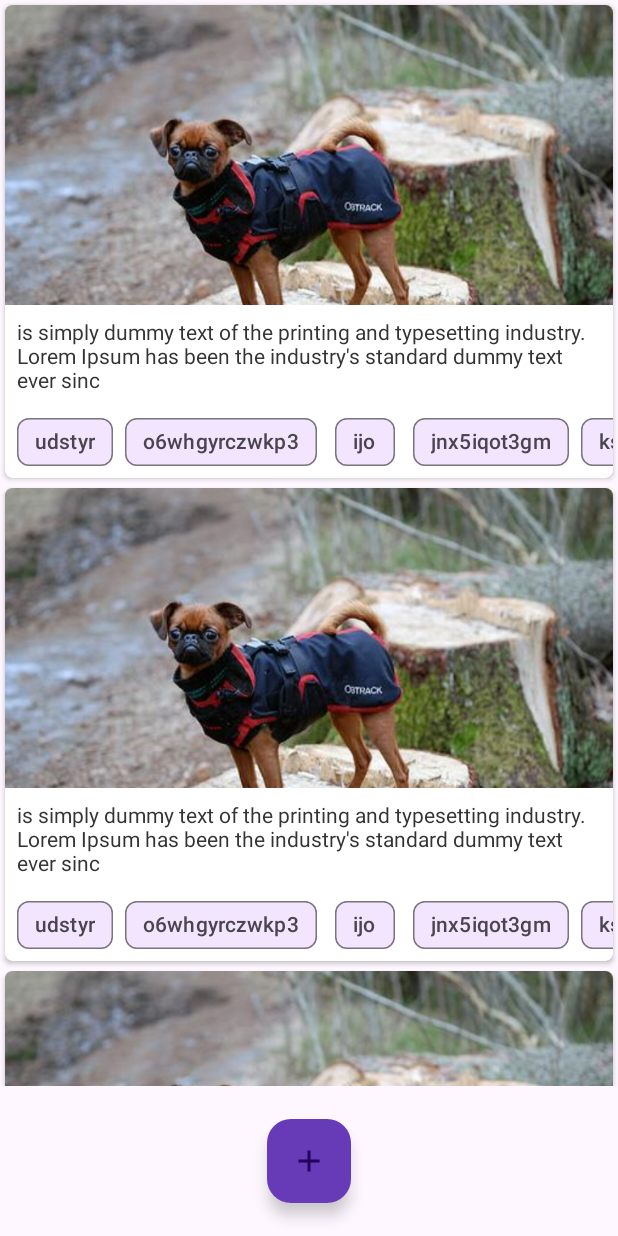
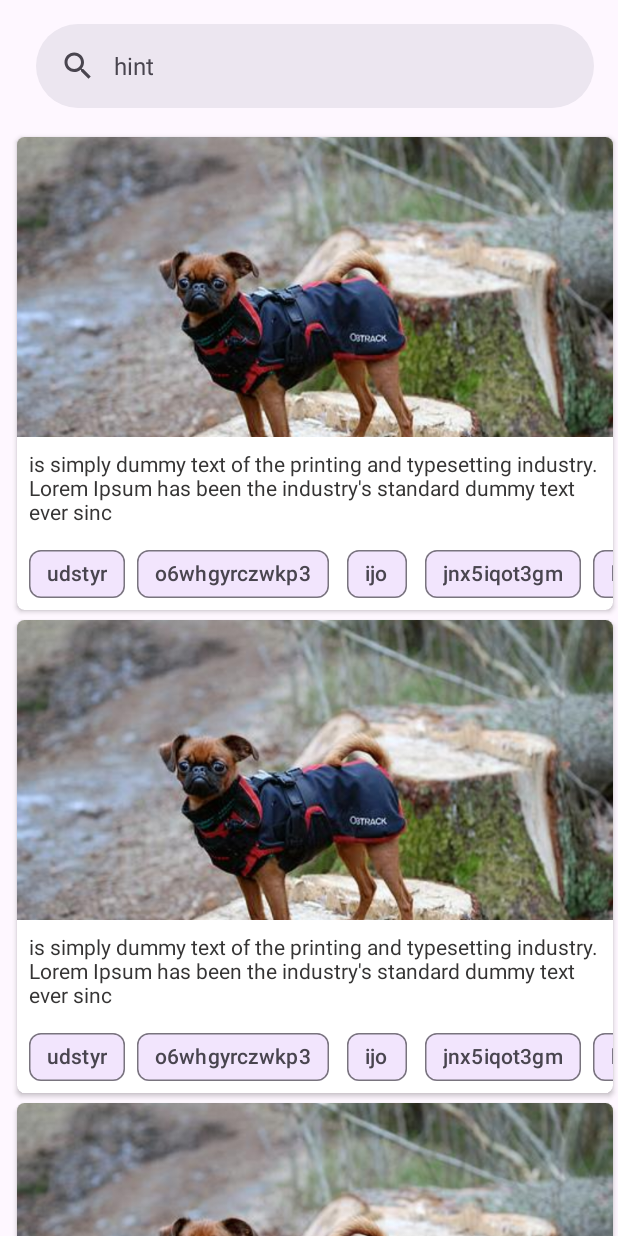
Before and after one commit to kaiberg/Paws, an Android app: the layout fragment_photo_gallery.xml on its own in the app's theme, with its tools: preview values and no code run, on a phone screen of 412 x 824 dp. Run offline under Robolectric (Android 15) with nearby library versions, the phone set to English and light mode, and no system bars.

Commit message:
primitive search implementation

```diff
--- a/app/build.gradle
+++ b/app/build.gradle
@@ -60,6 +60,7 @@ dependencies {
     implementation 'androidx.navigation:navigation-fragment-ktx:2.5.3'
     implementation 'androidx.navigation:navigation-ui-ktx:2.5.3'
     implementation 'androidx.databinding:databinding-common:7.1.2'
+    implementation 'androidx.preference:preference:1.2.0'
     androidTestImplementation 'org.junit.jupiter:junit-jupiter'
     androidTestImplementation 'org.jetbrains.kotlin:kotlin-test'
 
--- a/app/src/main/res/layout/fragment_photo_gallery.xml
+++ b/app/src/main/res/layout/fragment_photo_gallery.xml
@@ -1,28 +1,21 @@
 <?xml version="1.0" encoding="utf-8"?>
-<androidx.constraintlayout.widget.ConstraintLayout xmlns:android="http://schemas.android.com/apk/res/android"
+<androidx.coordinatorlayout.widget.CoordinatorLayout xmlns:android="http://schemas.android.com/apk/res/android"
     xmlns:app="http://schemas.android.com/apk/res-auto"
     xmlns:tools="http://schemas.android.com/tools"
     android:layout_width="match_parent"
     android:layout_height="match_parent"
+    android:layout_marginStart="8dp"
     tools:context=".ui.photoGallery.PhotoGalleryFragment">
-
-<!--
-    <include layout="@layout/photo_gallery_appbar"></include>
--->
 
     <androidx.recyclerview.widget.RecyclerView
         android:id="@+id/photoDisplay"
-        android:layout_width="0dp"
-        android:layout_height="0dp"
-        android:layout_marginBottom="100dp"
+        android:layout_width="match_parent"
+        android:layout_height="wrap_content"
         android:orientation="horizontal"
-        app:layout_constraintBottom_toBottomOf="parent"
-        app:layout_constraintEnd_toEndOf="parent"
-        app:layout_constraintHorizontal_bias="0.0"
-        app:layout_constraintStart_toStartOf="parent"
-        app:layout_constraintTop_toTopOf="parent"
-        app:layout_constraintVertical_bias="0.0"
-        tools:listitem="@layout/photo2_list_item" />
+        app:layout_behavior="@string/appbar_scrolling_view_behavior"
+        tools:listitem="@layout/photo2_list_item">
+
+    </androidx.recyclerview.widget.RecyclerView>
 
     <com.google.android.material.floatingactionbutton.FloatingActionButton
         android:id="@+id/addPhotoButton"
@@ -31,13 +24,62 @@
         android:background="@drawable/baseline_add_white_24"
         android:clickable="true"
         android:contentDescription="capture new photo"
+        android:visibility="gone"
         app:backgroundTint="#673AB7"
         app:backgroundTintMode="add"
-        app:layout_constraintBottom_toBottomOf="parent"
-        app:layout_constraintEnd_toEndOf="parent"
-        app:layout_constraintStart_toStartOf="parent"
-        app:layout_constraintTop_toBottomOf="@+id/photoDisplay"
         app:rippleColor="#FFFFFF"
         app:srcCompat="@drawable/baseline_add_white_24" />
 
-</androidx.constraintlayout.widget.ConstraintLayout>
+    <com.google.android.material.appbar.AppBarLayout
+        android:id="@+id/app_bar_layout"
+        android:layout_width="match_parent"
+        android:layout_height="wrap_content"
+        android:fitsSystemWindows="true">
+
+        <com.google.android.material.search.SearchBar
+            android:id="@+id/search_bar"
+            android:layout_width="match_parent"
+            android:layout_height="wrap_content"
+            android:hint="hint"></com.google.android.material.search.SearchBar>
+
+        <HorizontalScrollView
+            android:layout_width="match_parent"
+            android:layout_height="match_parent">
+
+            <LinearLayout
+                android:layout_width="match_parent"
+                android:layout_height="match_parent"
+                android:orientation="vertical">
+
+                <com.google.android.material.chip.ChipGroup
+                    android:layout_width="match_parent"
+                    android:layout_height="wrap_content"/>
+            </LinearLayout>
+        </HorizontalScrollView>
+
+    </com.google.android.material.appbar.AppBarLayout>
+
+    <com.google.android.material.search.SearchView
+        android:id="@+id/search_view"
+        android:layout_width="match_parent"
+        android:layout_height="match_parent"
+        android:hint="hint"
+        app:layout_anchor="@id/search_bar">
+        <!-- Search suggestions/results go here (ScrollView, RecyclerView, etc.). -->
+
+        <com.google.android.material.chip.ChipGroup
+            android:layout_width="match_parent"
+            android:layout_height="wrap_content"
+            android:layout_marginStart="8dp">
+
+            <com.google.android.material.chip.Chip
+                android:id="@+id/tags_chip"
+                android:layout_width="wrap_content"
+                android:layout_height="wrap_content"
+                android:clickable="true"
+                android:text="tags"></com.google.android.material.chip.Chip>
+        </com.google.android.material.chip.ChipGroup>
+    </com.google.android.material.search.SearchView>
+
+
+</androidx.coordinatorlayout.widget.CoordinatorLayout>
--- /dev/null
+++ b/app/src/main/res/menu/menu_gallery.xml
@@ -0,0 +1,4 @@
+<?xml version="1.0" encoding="utf-8"?>
+<menu xmlns:android="http://schemas.android.com/apk/res/android">
+
+</menu>
```
Also changed, not shown: app/src/main/AndroidManifest.xml (+7 -1 lines), app/src/main/java/com/paws/photoapplication/ui/optionsDialog/OptionsAdapter.kt (added, +42 -0 lines), app/src/main/java/com/paws/photoapplication/ui/optionsDialog/OptionsDialogFragment.kt (added, +41 -0 lines), app/src/main/java/com/paws/photoapplication/ui/optionsDialog/TagsViewModel.kt (added, +22 -0 lines), app/src/main/java/com/paws/photoapplication/ui/photoGallery/PhotoGalleryFragment.kt (+20 -0 lines), app/src/main/java/com/paws/photoapplication/ui/photoGallery/PhotoGalleryViewModel.kt (+6 -3 lines), app/src/main/res/layout/fragment_options_dialog.xml (added, +17 -0 lines), app/src/main/res/layout/fragment_photo_create.xml (+3 -7 lines), app/src/main/res/layout/options_dialog_item.xml (added, +12 -0 lines), app/src/main/res/values/arrays.xml (added, +12 -0 lines), app/src/main/res/values/strings.xml (+16 -0 lines).
